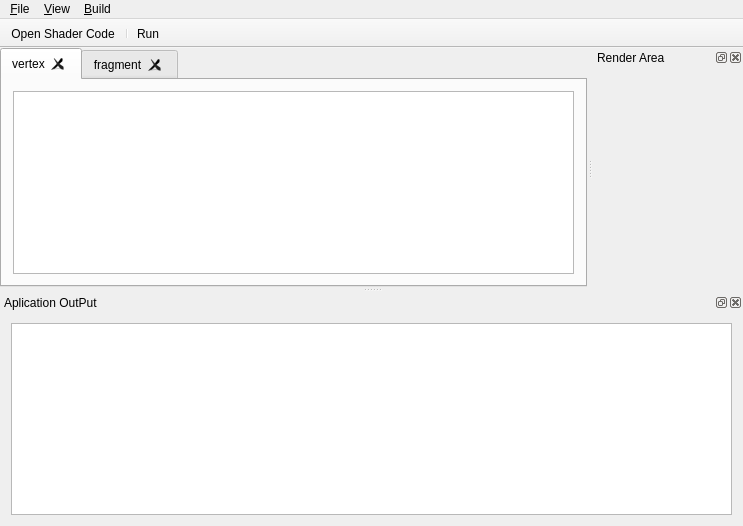
First picture: the form in trunk/forms/mainwindow.ui, repository ethiago/shader-labs, before the edit.
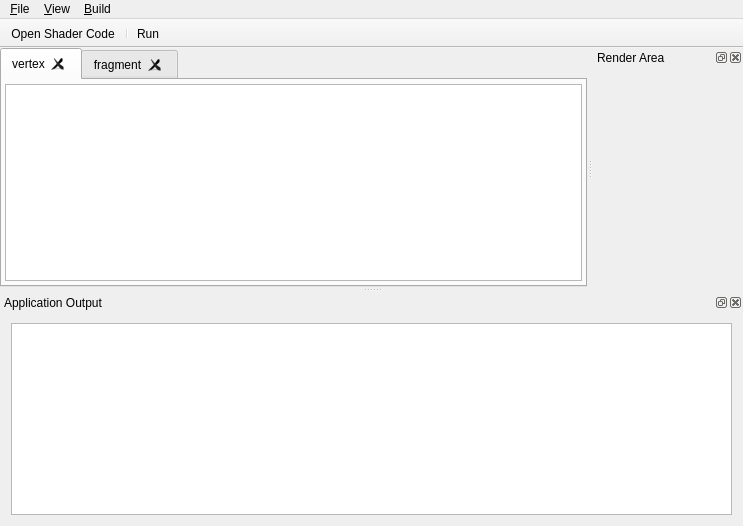
Second picture: the form after the edit. Icons and pictures are not drawn.

Commit message:
Atualização da mainwindow
- Area de codigo com padding menor
- render area do msm tamanho da parte de código
- erros no texto no menu e na area de output.

The edit to the form file:
```diff
--- a/trunk/forms/mainwindow.ui
+++ b/trunk/forms/mainwindow.ui
@@ -34,6 +34,18 @@
         <string>vertex</string>
        </attribute>
        <layout class="QHBoxLayout" name="horizontalLayout_3">
+        <property name="leftMargin">
+         <number>3</number>
+        </property>
+        <property name="topMargin">
+         <number>4</number>
+        </property>
+        <property name="rightMargin">
+         <number>3</number>
+        </property>
+        <property name="bottomMargin">
+         <number>4</number>
+        </property>
         <item>
          <widget class="QTextEdit" name="vertexCodeBox">
           <property name="enabled">
@@ -161,15 +173,15 @@
   <widget class="QDockWidget" name="dockOutPutWidget">
    <property name="minimumSize">
     <size>
-     <width>89</width>
-     <height>111</height>
+     <width>96</width>
+     <height>121</height>
     </size>
    </property>
    <property name="allowedAreas">
     <set>Qt::BottomDockWidgetArea</set>
    </property>
    <property name="windowTitle">
-    <string>Aplication OutPut</string>
+    <string>Application Output</string>
    </property>
    <attribute name="dockWidgetArea">
     <number>8</number>
```
Left out of the diff: 11 changed lines with no effect on the pictures.
